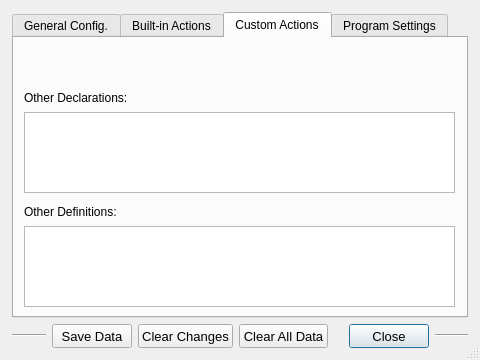
Qt form setupwindow.ui (OlyCow/draw-auton) before a commit.
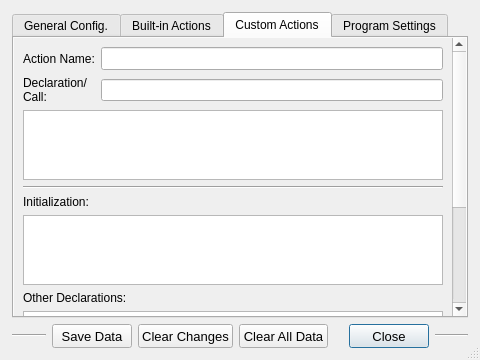
The same form after that commit. The open tabs and pages were chosen to show the change. Icons and pictures are not drawn.

Commit message: Added custom widgets and stuff

```diff
--- a/setupwindow.ui
+++ b/setupwindow.ui
@@ -370,52 +370,195 @@
       <attribute name="toolTip">
        <string>Custom code you want to add (lift, clamp, PID, etc.).</string>
       </attribute>
-      <widget class="QPlainTextEdit" name="plainTextEdit">
-       <property name="geometry">
-        <rect>
-         <x>10</x>
-         <y>74</y>
-         <width>431</width>
-         <height>81</height>
-        </rect>
+      <layout class="QVBoxLayout" name="verticalLayout_2">
+       <property name="spacing">
+        <number>0</number>
        </property>
-      </widget>
-      <widget class="QLabel" name="label">
-       <property name="geometry">
-        <rect>
-         <x>10</x>
-         <y>50</y>
-         <width>431</width>
-         <height>20</height>
-        </rect>
+       <property name="leftMargin">
+        <number>0</number>
        </property>
-       <property name="text">
-        <string>Other Declarations:</string>
+       <property name="topMargin">
+        <number>0</number>
        </property>
-      </widget>
-      <widget class="QPlainTextEdit" name="plainTextEdit_2">
-       <property name="geometry">
-        <rect>
-         <x>10</x>
-         <y>188</y>
-         <width>431</width>
-         <height>81</height>
-        </rect>
+       <property name="rightMargin">
+        <number>0</number>
        </property>
-      </widget>
-      <widget class="QLabel" name="label_2">
-       <property name="geometry">
-        <rect>
-         <x>10</x>
-         <y>164</y>
-         <width>431</width>
-         <height>20</height>
-        </rect>
+       <property name="bottomMargin">
+        <number>0</number>
        </property>
-       <property name="text">
-        <string>Other Definitions:</string>
-       </property>
-      </widget>
+       <item>
+        <widget class="QScrollArea" name="scrollArea_actions_custom">
+         <property name="frameShape">
+          <enum>QFrame::NoFrame</enum>
+         </property>
+         <property name="frameShadow">
+          <enum>QFrame::Plain</enum>
+         </property>
+         <property name="lineWidth">
+          <number>0</number>
+         </property>
+         <property name="widgetResizable">
+          <bool>true</bool>
+         </property>
+         <property name="alignment">
+          <set>Qt::AlignCenter</set>
+         </property>
+         <widget class="QWidget" name="layout_actions_custom">
+          <property name="geometry">
+           <rect>
+            <x>0</x>
+            <y>0</y>
+            <width>433</width>
+            <height>448</height>
+           </rect>
+          </property>
+          <layout class="QVBoxLayout" name="verticalLayout">
+           <item>
+            <layout class="QGridLayout" name="gridLayout_custom">
+             <item row="2" column="0" colspan="2">
+              <widget class="QTextEdit" name="textEdit_custom_define">
+               <property name="focusPolicy">
+                <enum>Qt::ClickFocus</enum>
+               </property>
+               <property name="styleSheet">
+                <string notr="true">font: 10pt &quot;Droid Sans Mono&quot;;</string>
+               </property>
+               <property name="lineWrapMode">
+                <enum>QTextEdit::NoWrap</enum>
+               </property>
+               <property name="acceptRichText">
+                <bool>false</bool>
+               </property>
+              </widget>
+             </item>
+             <item row="0" column="1">
+              <widget class="QLineEdit" name="lineEdit_custom_name">
+               <property name="font">
+                <font>
+                 <pointsize>10</pointsize>
+                 <weight>75</weight>
+                 <bold>true</bold>
+                </font>
+               </property>
+               <property name="focusPolicy">
+                <enum>Qt::ClickFocus</enum>
+               </property>
+               <property name="clearButtonEnabled">
+                <bool>true</bool>
+               </property>
+              </widget>
+             </item>
+             <item row="1" column="0">
+              <widget class="QLabel" name="label_custom_declare">
+               <property name="text">
+                <string>Declaration/
+Call:</string>
+               </property>
+              </widget>
+             </item>
+             <item row="0" column="0">
+              <widget class="QLabel" name="label_custom_name">
+               <property name="text">
+                <string>Action Name:</string>
+               </property>
+              </widget>
+             </item>
+             <item row="1" column="1">
+              <widget class="QLineEdit" name="lineEdit_custom_declare">
+               <property name="focusPolicy">
+                <enum>Qt::ClickFocus</enum>
+               </property>
+               <property name="styleSheet">
+                <string notr="true">font: 10pt &quot;Droid Sans Mono&quot;;</string>
+               </property>
+               <property name="clearButtonEnabled">
+                <bool>true</bool>
+               </property>
+              </widget>
+             </item>
+            </layout>
+           </item>
+           <item>
+            <widget class="Line" name="line_custom">
+             <property name="orientation">
+              <enum>Qt::Horizontal</enum>
+             </property>
+            </widget>
+           </item>
+           <item>
+            <widget class="QLabel" name="label_init">
+             <property name="text">
+              <string>Initialization:</string>
+             </property>
+            </widget>
+           </item>
+           <item>
+            <widget class="QTextEdit" name="textEdit_misc_declare">
+             <property name="focusPolicy">
+              <enum>Qt::ClickFocus</enum>
+             </property>
+             <property name="styleSheet">
+              <string notr="true">font: 10pt &quot;Droid Sans Mono&quot;;</string>
+             </property>
+             <property name="lineWrapMode">
+              <enum>QTextEdit::NoWrap</enum>
+             </property>
+             <property name="acceptRichText">
+              <bool>false</bool>
+             </property>
+            </widget>
+           </item>
+           <item>
+            <widget class="QLabel" name="label_misc_declare">
+             <property name="text">
+              <string>Other Declarations:</string>
+             </property>
+            </widget>
+           </item>
+           <item>
+            <widget class="QTextEdit" name="textEdit_init">
+             <property name="focusPolicy">
+              <enum>Qt::ClickFocus</enum>
+             </property>
+             <property name="styleSheet">
+              <string notr="true">font: 10pt &quot;Droid Sans Mono&quot;;</string>
+             </property>
+             <property name="lineWrapMode">
+              <enum>QTextEdit::NoWrap</enum>
+             </property>
+             <property name="acceptRichText">
+              <bool>false</bool>
+             </property>
+            </widget>
+           </item>
+           <item>
+            <widget class="QLabel" name="label_misc_define">
+             <property name="text">
+              <string>Other Definitions:</string>
+             </property>
+            </widget>
+           </item>
+           <item>
+            <widget class="QTextEdit" name="textEdit_misc_define">
+             <property name="focusPolicy">
+              <enum>Qt::ClickFocus</enum>
+             </property>
+             <property name="styleSheet">
+              <string notr="true">font: 10pt &quot;Droid Sans Mono&quot;;</string>
+             </property>
+             <property name="lineWrapMode">
+              <enum>QTextEdit::NoWrap</enum>
+             </property>
+             <property name="acceptRichText">
+              <bool>false</bool>
+             </property>
+            </widget>
+           </item>
+          </layout>
+         </widget>
+        </widget>
+       </item>
+      </layout>
      </widget>
      <widget class="QWidget" name="tab_settings">
       <attribute name="title">
```
Left out of the diff: 6 changed lines with no effect on the pictures.
